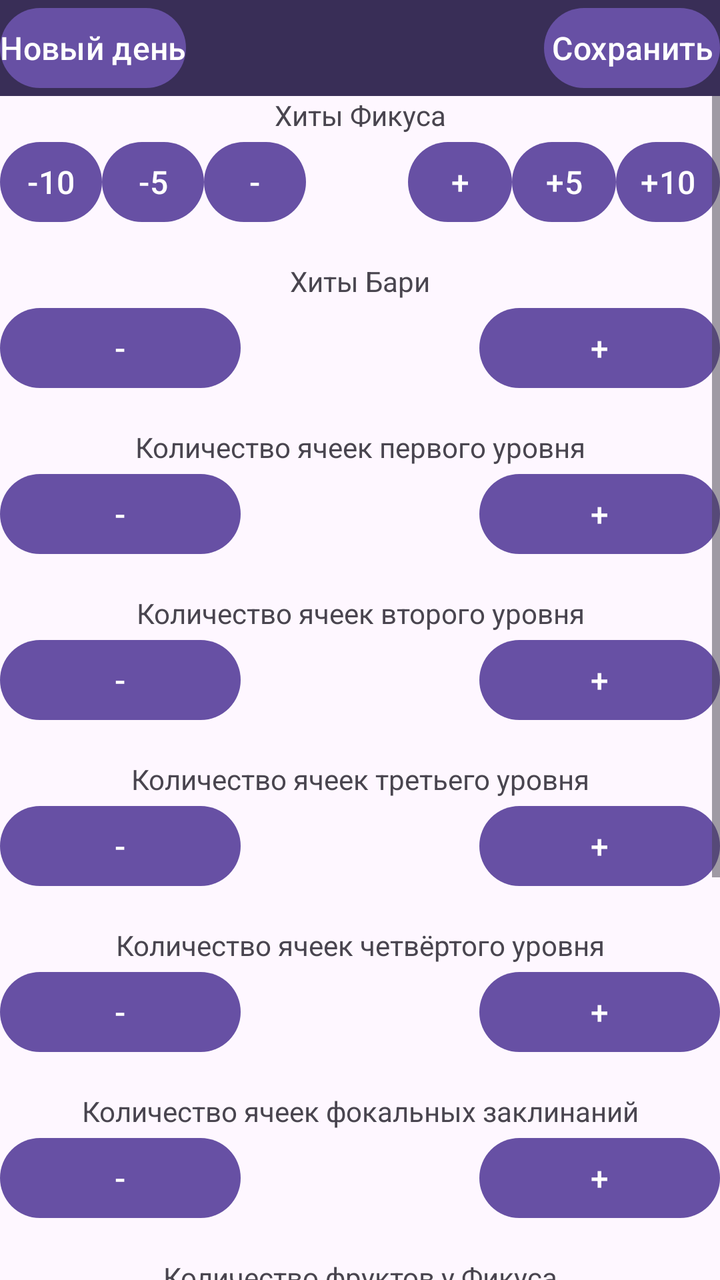
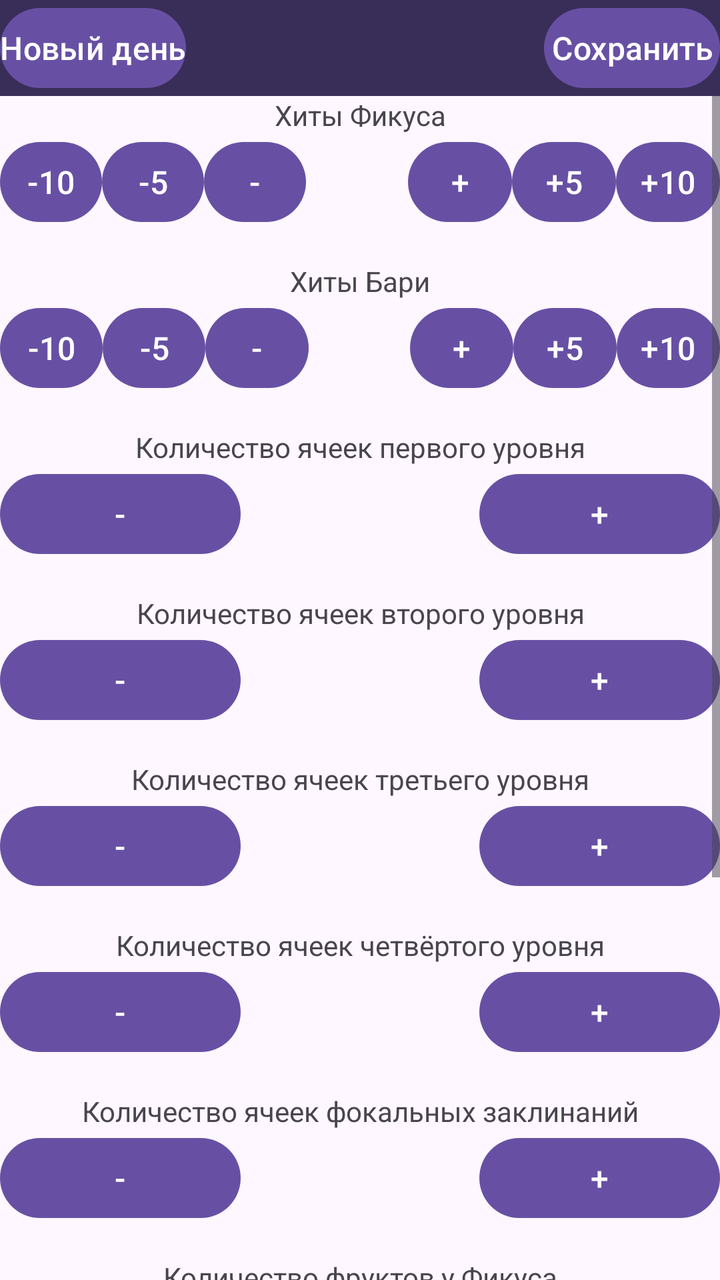

Before-and-after screenshots of an Android layout around one commit, followed by the original layout XML and the change that was made.
<!-- AndroidManifest.xml: application theme Theme.FicusResourcesCounter -->
<!-- res/layout/activity_main.xml -->
<?xml version="1.0" encoding="utf-8"?>
<androidx.constraintlayout.widget.ConstraintLayout
    xmlns:android="http://schemas.android.com/apk/res/android"
    xmlns:tools="http://schemas.android.com/tools"
    xmlns:app="http://schemas.android.com/apk/res-auto"
    android:id="@+id/main"
    android:layout_width="match_parent"
    android:layout_height="match_parent"
    tools:context=".MainActivity">


    <LinearLayout
        android:layout_width="match_parent"
        android:layout_height="match_parent"
        android:orientation="vertical"
        app:layout_constraintBottom_toBottomOf="parent"
        app:layout_constraintEnd_toEndOf="parent"
        app:layout_constraintStart_toStartOf="parent"
        app:layout_constraintTop_toTopOf="parent">

        <LinearLayout
            android:id="@+id/linearLayout"
            android:layout_width="match_parent"
            android:layout_height="wrap_content"
            android:background="#392E57"
            android:orientation="horizontal">

            <Button
                android:id="@+id/NewDayButton"
                android:layout_width="wrap_content"
                android:layout_height="wrap_content"
                android:layout_marginBottom="0dp"
                android:text="Новый день"
                android:textAlignment="center" />

            <View
                android:layout_width="0dp"
                android:layout_height="1dp"
                android:layout_weight="1" />

            <Button
                android:id="@+id/SaveButton"
                android:layout_width="wrap_content"
                android:layout_height="wrap_content"
                android:layout_marginBottom="0dp"
                android:text="Сохранить"
                android:textAlignment="center" />
        </LinearLayout>

        <ScrollView
            android:id="@+id/scrollView"
            android:layout_width="match_parent"
            android:layout_height="wrap_content">

            <LinearLayout
                android:id="@+id/mainLayout"
                android:layout_width="match_parent"
                android:layout_height="wrap_content"
                android:divider="@drawable/empty_spacer"
                android:orientation="vertical"
                android:showDividers="middle"
                app:layout_constraintBottom_toBottomOf="parent"
                app:layout_constraintEnd_toEndOf="parent"
                app:layout_constraintStart_toStartOf="parent">

                
                <LinearLayout
                    android:id="@+id/FicusHP"
                    android:layout_width="match_parent"
                    android:layout_height="wrap_content"
                    android:orientation="vertical">

                    <TextView
                        android:id="@+id/textFicusHP"
                        android:layout_width="match_parent"
                        android:layout_height="wrap_content"
                        android:text="Хиты Фикуса"
                        android:textAlignment="center" />

                    <LinearLayout
                        android:layout_width="match_parent"
                        android:layout_height="wrap_content"
                        android:orientation="horizontal">

                        <Button
                            android:id="@+id/minusTenButtonFicusHP"
                            android:layout_width="0.2dp"
                            android:layout_height="wrap_content"
                            android:layout_weight="1"
                            android:text="@string/button_minus_ten" />

                        <Button
                            android:id="@+id/minusFiveButtonFicusHP"
                            android:layout_width="0.2dp"
                            android:layout_height="wrap_content"
                            android:layout_weight="1"
                            android:text="@string/button_minus_five" />

                        <Button
                            android:id="@+id/minusButtonFicusHP"
                            android:layout_width="0.2dp"
                            android:layout_height="wrap_content"
                            android:layout_weight="1"
                            android:text="@string/button_minus" />

                        <TextView
                            android:id="@+id/countFicusHP"
                            android:layout_width="wrap_content"
                            android:layout_height="match_parent"
                            android:layout_weight="1"
                            android:text=""
                            android:textAlignment="center" />

                        <Button
                            android:id="@+id/plusButtonFicusHP"
                            android:layout_width="1dp"
                            android:layout_height="wrap_content"
                            android:layout_weight="1"
                            android:text="@string/button_plus" />

                        <Button
                            android:id="@+id/plusFiveButtonFicusHP"
                            android:layout_width="1dp"
                            android:layout_height="wrap_content"
                            android:layout_weight="1"
                            android:text="@string/button_plus_five" />

                        <Button
                            android:id="@+id/plusTenButtonFicusHP"
                            android:layout_width="1dp"
                            android:layout_height="wrap_content"
                            android:layout_weight="1"
                            android:text="@string/button_plus_ten" />
                    </LinearLayout>
                </LinearLayout>

                
                <LinearLayout
                    android:id="@+id/OwlbearHP"
                    android:layout_width="match_parent"
                    android:layout_height="wrap_content"
                    android:orientation="vertical">

                    <TextView
                        android:id="@+id/textOwlbearHP"
                        android:layout_width="match_parent"
                        android:layout_height="wrap_content"
                        android:text="Хиты Бари"
                        android:textAlignment="center" />

                    <LinearLayout
                        android:layout_width="match_parent"
                        android:layout_height="wrap_content"
                        android:orientation="horizontal">

                        <Button
                            android:id="@+id/minusButtonOwlbearHP"
                            android:layout_width="1dp"
                            android:layout_height="wrap_content"
                            android:layout_weight="1"
                            android:text="@string/button_minus" />

                        <TextView
                            android:id="@+id/countOwlbearHP"
                            android:layout_width="wrap_content"
                            android:layout_height="match_parent"
                            android:layout_weight="1"
                            android:text=""
                            android:textAlignment="center" />

                        <Button
                            android:id="@+id/plusButtonOwlbearHP"
                            android:layout_width="1dp"
                            android:layout_height="wrap_content"
                            android:layout_weight="1"
                            android:text="@string/button_plus" />
                    </LinearLayout>
                </LinearLayout>

                
                <LinearLayout
                    android:id="@+id/SpellI"
                    android:layout_width="match_parent"
                    android:layout_height="wrap_content"
                    android:orientation="vertical">

                    <TextView
                        android:id="@+id/textSpellI"
                        android:layout_width="match_parent"
                        android:layout_height="wrap_content"
                        android:text="Количество ячеек первого уровня"
                        android:textAlignment="center" />

                    <LinearLayout
                        android:layout_width="match_parent"
                        android:layout_height="wrap_content"
                        android:orientation="horizontal">

                        <Button
                            android:id="@+id/minusButtonSpellI"
                            android:layout_width="1dp"
                            android:layout_height="wrap_content"
                            android:layout_weight="1"
                            android:text="@string/button_minus" />

                        <TextView
                            android:id="@+id/countSpellI"
                            android:layout_width="wrap_content"
                            android:layout_height="match_parent"
                            android:layout_weight="1"
                            android:text=""
                            android:textAlignment="center" />

                        <Button
                            android:id="@+id/plusButtonSpellI"
                            android:layout_width="1dp"
                            android:layout_height="wrap_content"
                            android:layout_weight="1"
                            android:text="@string/button_plus" />
                    </LinearLayout>
                </LinearLayout>

                
                <LinearLayout
                    android:id="@+id/SpellII"
                    android:layout_width="match_parent"
                    android:layout_height="wrap_content"
                    android:orientation="vertical">

                    <TextView
                        android:id="@+id/textSpellII"
                        android:layout_width="match_parent"
                        android:layout_height="wrap_content"
                        android:text="Количество ячеек второго уровня"
                        android:textAlignment="center" />

                    <LinearLayout
                        android:layout_width="match_parent"
                        android:layout_height="wrap_content"
                        android:orientation="horizontal">

                        <Button
                            android:id="@+id/minusButtonSpellII"
                            android:layout_width="1dp"
                            android:layout_height="wrap_content"
                            android:layout_weight="1"
                            android:text="@string/button_minus" />

                        <TextView
                            android:id="@+id/countSpellII"
                            android:layout_width="wrap_content"
                            android:layout_height="match_parent"
                            android:layout_weight="1"
                            android:text=""
                            android:textAlignment="center" />

                        <Button
                            android:id="@+id/plusButtonSpellII"
                            android:layout_width="1dp"
                            android:layout_height="wrap_content"
                            android:layout_weight="1"
                            android:text="@string/button_plus" />
                    </LinearLayout>
                </LinearLayout>

                
                <LinearLayout
                    android:id="@+id/SpellIII"
                    android:layout_width="match_parent"
                    android:layout_height="wrap_content"
                    android:orientation="vertical">

                    <TextView
                        android:id="@+id/textSpellIII"
                        android:layout_width="match_parent"
                        android:layout_height="wrap_content"
                        android:text="Количество ячеек третьего уровня"
                        android:textAlignment="center" />

                    <LinearLayout
                        android:layout_width="match_parent"
                        android:layout_height="wrap_content"
                        android:orientation="horizontal">

                        <Button
                            android:id="@+id/minusButtonSpellIII"
                            android:layout_width="1dp"
                            android:layout_height="wrap_content"
                            android:layout_weight="1"
                            android:text="@string/button_minus" />

                        <TextView
                            android:id="@+id/countSpellIII"
                            android:layout_width="wrap_content"
                            android:layout_height="match_parent"
                            android:layout_weight="1"
                            android:text=""
                            android:textAlignment="center" />

                        <Button
                            android:id="@+id/plusButtonSpellIII"
                            android:layout_width="1dp"
                            android:layout_height="wrap_content"
                            android:layout_weight="1"
                            android:text="@string/button_plus" />
                    </LinearLayout>
                </LinearLayout>

                
                <LinearLayout
                    android:id="@+id/SpellIV"
                    android:layout_width="match_parent"
                    android:layout_height="wrap_content"
                    android:orientation="vertical">

                    <TextView
                        android:id="@+id/textSpellIV"
                        android:layout_width="match_parent"
                        android:layout_height="wrap_content"
                        android:text="Количество ячеек четвёртого уровня"
                        android:textAlignment="center" />

                    <LinearLayout
                        android:layout_width="match_parent"
                        android:layout_height="wrap_content"
                        android:orientation="horizontal">

                        <Button
                            android:id="@+id/minusButtonSpellIV"
                            android:layout_width="1dp"
                            android:layout_height="wrap_content"
                            android:layout_weight="1"
                            android:text="@string/button_minus" />

                        <TextView
                            android:id="@+id/countSpellIV"
                            android:layout_width="wrap_content"
                            android:layout_height="match_parent"
                            android:layout_weight="1"
                            android:text=""
                            android:textAlignment="center" />

                        <Button
                            android:id="@+id/plusButtonSpellIV"
                            android:layout_width="1dp"
                            android:layout_height="wrap_content"
                            android:layout_weight="1"
                            android:text="@string/button_plus" />
                    </LinearLayout>
                </LinearLayout>

                
                <LinearLayout
                    android:id="@+id/FocalSpell"
                    android:layout_width="match_parent"
                    android:layout_height="wrap_content"
                    android:orientation="vertical">

                    <TextView
                        android:id="@+id/textFocalSpell"
                        android:layout_width="match_parent"
                        android:layout_height="wrap_content"
                        android:text="Количество ячеек фокальных заклинаний"
                        android:textAlignment="center" />

                    <LinearLayout
                        android:layout_width="match_parent"
                        android:layout_height="wrap_content"
                        android:orientation="horizontal">

                        <Button
                            android:id="@+id/minusButtonFocalSpell"
                            android:layout_width="1dp"
                            android:layout_height="wrap_content"
                            android:layout_weight="1"
                            android:text="@string/button_minus" />

                        <TextView
                            android:id="@+id/countFocalSpell"
                            android:layout_width="wrap_content"
                            android:layout_height="match_parent"
                            android:layout_weight="1"
                            android:text=""
                            android:textAlignment="center" />

                        <Button
                            android:id="@+id/plusButtonFocalSpell"
                            android:layout_width="1dp"
                            android:layout_height="wrap_content"
                            android:layout_weight="1"
                            android:text="@string/button_plus" />
                    </LinearLayout>
                </LinearLayout>

                
                <LinearLayout
                    android:id="@+id/FicusFruits"
                    android:layout_width="match_parent"
                    android:layout_height="wrap_content"
                    android:orientation="vertical">

                    <TextView
                        android:id="@+id/textFicusFruits"
                        android:layout_width="match_parent"
                        android:layout_height="wrap_content"
                        android:text="Количество фруктов у Фикуса"
                        android:textAlignment="center" />

                    <LinearLayout
                        android:layout_width="match_parent"
                        android:layout_height="wrap_content"
                        android:orientation="horizontal">

                        <Button
                            android:id="@+id/minusButtonFicusFruits"
                            android:layout_width="1dp"
                            android:layout_height="wrap_content"
                            android:layout_weight="1"
                            android:text="@string/button_minus" />

                        <TextView
                            android:id="@+id/countFicusFruits"
                            android:layout_width="wrap_content"
                            android:layout_height="match_parent"
                            android:layout_weight="1"
                            android:text=""
                            android:textAlignment="center" />

                        <Button
                            android:id="@+id/plusButtonFicusFruits"
                            android:layout_width="1dp"
                            android:layout_height="wrap_content"
                            android:layout_weight="1"
                            android:text="@string/button_plus" />
                    </LinearLayout>
                </LinearLayout>

                
                <LinearLayout
                    android:id="@+id/CommonIngredients"
                    android:layout_width="match_parent"
                    android:layout_height="wrap_content"
                    android:orientation="vertical">

                    <TextView
                        android:id="@+id/textCommonIngredients"
                        android:layout_width="match_parent"
                        android:layout_height="wrap_content"
                        android:text="Количество обычных ингредиентов"
                        android:textAlignment="center" />

                    <LinearLayout
                        android:layout_width="match_parent"
                        android:layout_height="wrap_content"
                        android:orientation="horizontal">

                        <Button
                            android:id="@+id/minusButtonCommonIngredients"
                            android:layout_width="1dp"
                            android:layout_height="wrap_content"
                            android:layout_weight="1"
                            android:text="@string/button_minus" />

                        <TextView
                            android:id="@+id/countCommonIngredients"
                            android:layout_width="wrap_content"
                            android:layout_height="match_parent"
                            android:layout_weight="1"
                            android:text=""
                            android:textAlignment="center" />

                        <Button
                            android:id="@+id/plusButtonCommonIngredients"
                            android:layout_width="1dp"
                            android:layout_height="wrap_content"
                            android:layout_weight="1"
                            android:text="@string/button_plus" />
                    </LinearLayout>
                </LinearLayout>

                
                <LinearLayout
                    android:id="@+id/SpecialIngredients"
                    android:layout_width="match_parent"
                    android:layout_height="wrap_content"
                    android:orientation="vertical">

                    <TextView
                        android:id="@+id/textSpecialIngredients"
                        android:layout_width="match_parent"
                        android:layout_height="wrap_content"
                        android:text="Количество особых ингредиентов"
                        android:textAlignment="center" />

                    <LinearLayout
                        android:layout_width="match_parent"
                        android:layout_height="wrap_content"
                        android:orientation="horizontal">

                        <Button
                            android:id="@+id/minusButtonSpecialIngredients"
                            android:layout_width="1dp"
                            android:layout_height="wrap_content"
                            android:layout_weight="1"
                            android:text="@string/button_minus" />

                        <TextView
                            android:id="@+id/countSpecialIngredients"
                            android:layout_width="wrap_content"
                            android:layout_height="match_parent"
                            android:layout_weight="1"
                            android:text=""
                            android:textAlignment="center" />

                        <Button
                            android:id="@+id/plusButtonSpecialIngredients"
                            android:layout_width="1dp"
                            android:layout_height="wrap_content"
                            android:layout_weight="1"
                            android:text="@string/button_plus" />
                    </LinearLayout>
                </LinearLayout>

                
                <LinearLayout
                    android:id="@+id/MaestrosInstrument"
                    android:layout_width="match_parent"
                    android:layout_height="wrap_content"
                    android:orientation="vertical">

                    <TextView
                        android:id="@+id/textMaestrosInstrument"
                        android:layout_width="match_parent"
                        android:layout_height="wrap_content"
                        android:text="Количество использований инструмента маэстро"
                        android:textAlignment="center" />

                    <LinearLayout
                        android:layout_width="match_parent"
                        android:layout_height="wrap_content"
                        android:orientation="horizontal">

                        <Button
                            android:id="@+id/minusButtonMaestrosInstrument"
                            android:layout_width="1dp"
                            android:layout_height="wrap_content"
                            android:layout_weight="1"
                            android:text="@string/button_minus" />

                        <TextView
                            android:id="@+id/countMaestrosInstrument"
                            android:layout_width="wrap_content"
                            android:layout_height="match_parent"
                            android:layout_weight="1"
                            android:text=""
                            android:textAlignment="center" />

                        <Button
                            android:id="@+id/plusButtonMaestrosInstrument"
                            android:layout_width="1dp"
                            android:layout_height="wrap_content"
                            android:layout_weight="1"
                            android:text="@string/button_plus" />
                    </LinearLayout>
                </LinearLayout>

            </LinearLayout>
        </ScrollView>
    </LinearLayout>

    

</androidx.constraintlayout.widget.ConstraintLayout>
<!-- resources referenced by this layout -->
<resources>
  <!-- drawable empty_spacer (drawable) -->
  <?xml version="1.0" encoding="utf-8"?>
  <shape xmlns:android="http://schemas.android.com/apk/res/android">
      <size
          android:width="16dp"
          android:height="16dp" />
  
      <solid android:color="@android:color/transparent" />
  </shape>
  <string name="button_minus">-</string>
  <string name="button_minus_five">-5</string>
  <string name="button_minus_ten">-10</string>
  <string name="button_plus">+</string>
  <string name="button_plus_five">+5</string>
  <string name="button_plus_ten">+10</string>
  <style name="Theme.FicusResourcesCounter" parent="Base.Theme.FicusResourcesCounter" />
  <style name="Base.Theme.FicusResourcesCounter" parent="Theme.Material3.DayNight.NoActionBar">
  
          <item name="windowActionBar">false</item>
          <item name="windowNoTitle">true</item>
          <item name="android:windowFullscreen">true</item>
          <item name="materialButtonStyle">@style/FixedButtonTextSize</item>
          
          
      </style>
  <style name="FixedButtonTextSize" parent="Widget.Material3.Button">
          <item name="android:textSize">16sp</item>
          <item name="android:padding">0dp</item>
      </style>
</resources>

<!-- the commit's change to res/layout/activity_main.xml (unified diff, before → after) -->
@@ -154,6 +154,20 @@
                         android:orientation="horizontal">
 
                         <Button
+                            android:id="@+id/minusTenButtonOwlbearHP"
+                            android:layout_width="1dp"
+                            android:layout_height="wrap_content"
+                            android:layout_weight="1"
+                            android:text="@string/button_minus_ten" />
+
+                        <Button
+                            android:id="@+id/minusFiveButtonOwlbearHP"
+                            android:layout_width="1dp"
+                            android:layout_height="wrap_content"
+                            android:layout_weight="1"
+                            android:text="@string/button_minus_five" />
+
+                        <Button
                             android:id="@+id/minusButtonOwlbearHP"
                             android:layout_width="1dp"
                             android:layout_height="wrap_content"
@@ -174,6 +188,20 @@
                             android:layout_height="wrap_content"
                             android:layout_weight="1"
                             android:text="@string/button_plus" />
+
+                        <Button
+                            android:id="@+id/plusFiveButtonOwlbearHP"
+                            android:layout_width="1dp"
+                            android:layout_height="wrap_content"
+                            android:layout_weight="1"
+                            android:text="@string/button_plus_five" />
+
+                        <Button
+                            android:id="@+id/plusTenButtonOwlbearHP"
+                            android:layout_width="1dp"
+                            android:layout_height="wrap_content"
+                            android:layout_weight="1"
+                            android:text="@string/button_plus_ten" />
                     </LinearLayout>
                 </LinearLayout>
 
